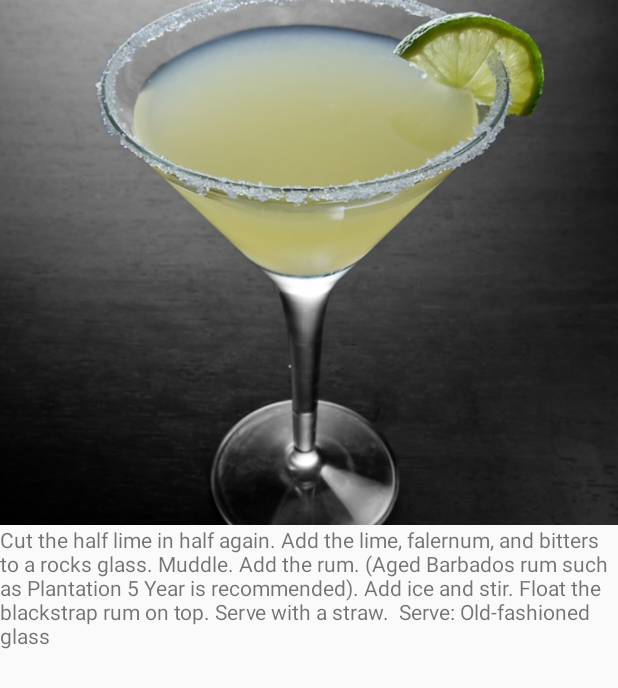
After one commit to keenan-p/Sips, an Android app: the layout fragment_layout.xml on its own in the app's theme, with its tools: preview values and no code run, on a phone screen of 412 x 824 dp. The commit adds this screen. Shown: the top 688 px of the screen. Run offline under Robolectric (Android 15) with nearby library versions, the phone set to English and light mode, and no system bars.

Commit message:
added thumbnails to list, centered text, fragment in prog

```diff
--- a/app/build.gradle
+++ b/app/build.gradle
@@ -22,7 +22,9 @@ dependencies {
     implementation fileTree(dir: 'libs', include: ['*.jar'])
     implementation 'com.android.support:appcompat-v7:28.0.0'
     implementation 'com.android.support.constraint:constraint-layout:1.1.3'
+    implementation 'com.android.support:recyclerview-v7:28.0.0'
 
+    // Glide
     implementation 'com.github.bumptech.glide:glide:4.8.0'
     // Glide v4 uses this new annotation processor -- see https://bumptech.github.io/glide/doc/generatedapi.html
     annotationProcessor 'com.github.bumptech.glide:compiler:4.8.0'
--- a/app/src/main/java/com/example/android/bevs/Beverage.java
+++ b/app/src/main/java/com/example/android/bevs/Beverage.java
@@ -7,7 +7,6 @@ import java.util.ArrayList;
 class Beverage {
 
     private String name;
-    private String imageURL;
     private Bitmap thumbnail;
     private ArrayList<String> ingredients;
     private String imageSource;
--- a/app/src/main/java/com/example/android/bevs/BeverageAdapter.java
+++ b/app/src/main/java/com/example/android/bevs/BeverageAdapter.java
@@ -39,6 +39,10 @@ class BeverageAdapter extends ArrayAdapter<Beverage> {
         TextView beverageName = listElement.findViewById(R.id.bev_name_text_view);
         beverageName.setText(Objects.requireNonNull(currBeverage).getName());
 
+        Glide.with(context)
+                .load(currBeverage.getImageSource())
+                .into((ImageView) listElement.findViewById(R.id.bev_thumbnail));
+
 //        ImageView beverageThumbnail = (ImageView) listElement.findViewById(R.id.bev_thumbnail);
 //        beverageThumbnail.setImageBitmap(currBeverage.getThumbnail());
 
--- /dev/null
+++ b/app/src/main/res/layout/fragment_layout.xml
@@ -0,0 +1,30 @@
+<?xml version="1.0" encoding="utf-8"?>
+<LinearLayout xmlns:android="http://schemas.android.com/apk/res/android"
+    android:layout_width="match_parent"
+    android:layout_height="wrap_content"
+    android:orientation="vertical"
+    android:padding="0dp">
+
+    <ImageView
+        android:id="@+id/beverage_image"
+        android:layout_width="match_parent"
+        android:src="@drawable/marg"
+        android:layout_height="350dp"
+        android:scaleType="centerCrop"/>
+
+    <TextView
+        android:id="@+id/recipe"
+        android:layout_width="match_parent"
+        android:text="Cut the half lime in half again.
+Add the lime, falernum, and bitters to a rocks glass.
+Muddle.
+Add the rum.
+(Aged Barbados rum such as Plantation 5 Year is recommended).
+Add ice and stir.
+Float the blackstrap rum on top.
+Serve with a straw.
+
+Serve: Old-fashioned glass"
+        android:layout_height="wrap_content" />
+
+</LinearLayout>
--- a/build.gradle
+++ b/build.gradle
@@ -20,6 +20,9 @@ allprojects {
         google()
         jcenter()
     }
+    tasks.withType(JavaCompile) {
+        options.compilerArgs << "-Xlint:unchecked" << "-Xlint:deprecation"
+    }
 }
 
 task clean(type: Delete) {
```
Also changed, not shown: app/src/main/java/com/example/android/bevs/MainActivity.java (+25 -13 lines), app/src/main/java/com/example/android/bevs/RecipesStatePagerAdapter.java (added, +26 -0 lines), app/src/main/res/layout/beverage_list_item.xml (+15 -17 lines), app/src/main/res/drawable/marg.jpg (added).
